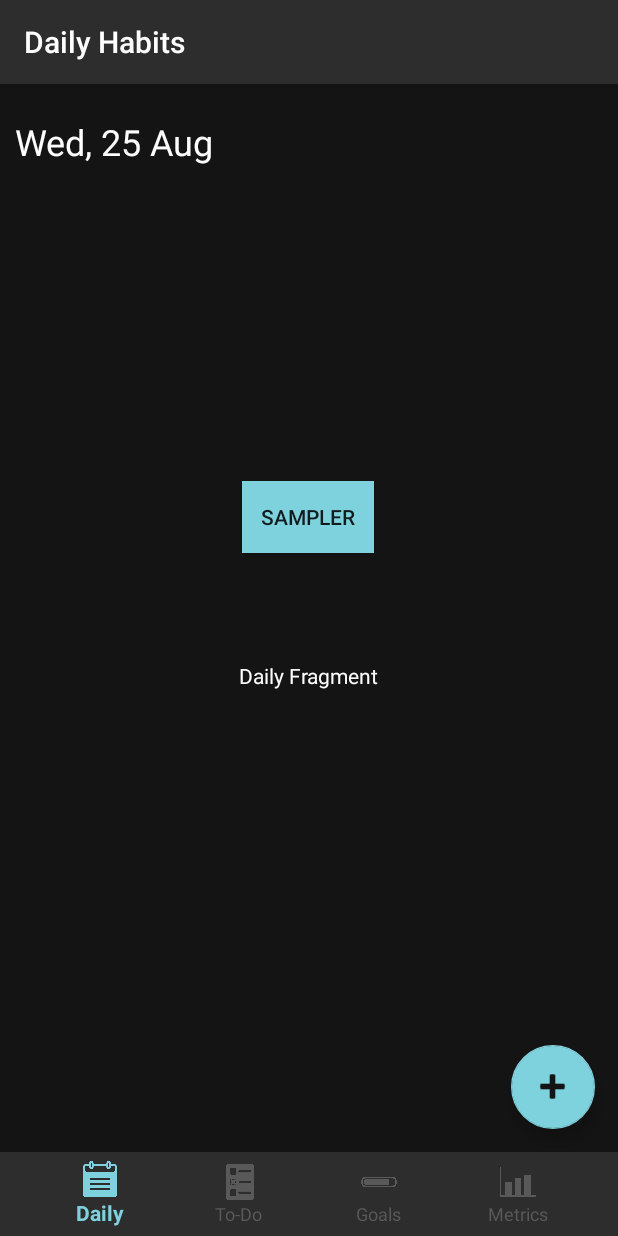
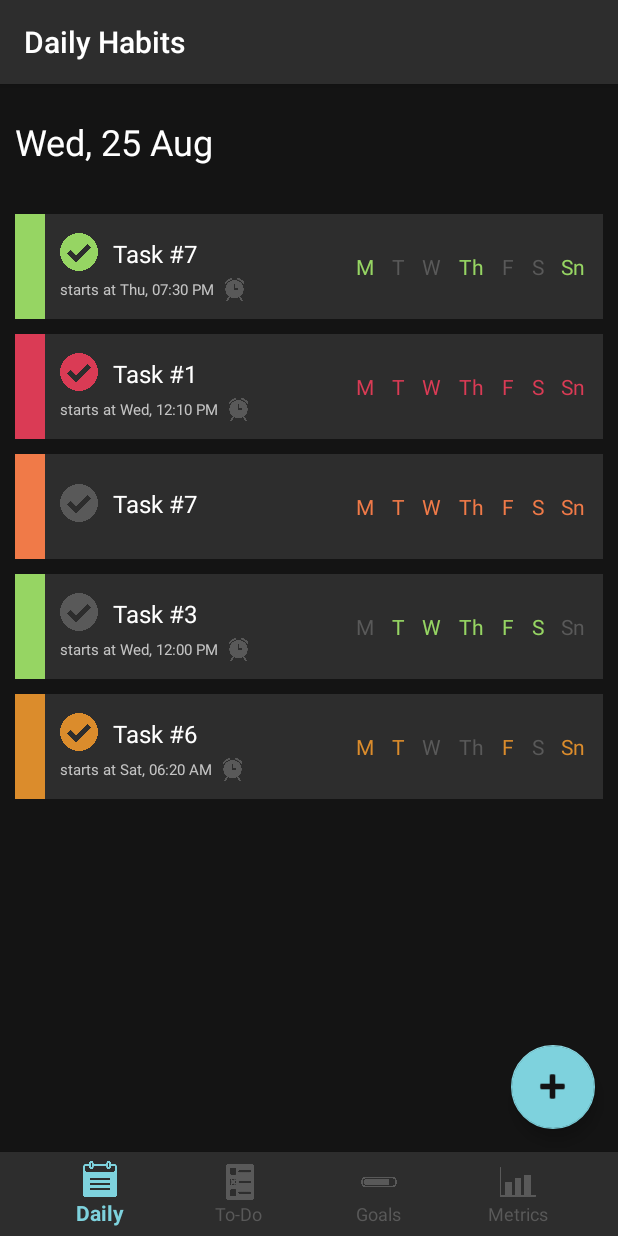
Before and after one commit to AkiPunzalan/MOBDEVE-MCO, an Android app: the screen it shows after launch (MainActivity), on a phone screen of 412 x 824 dp. Run offline under Robolectric (Android 15) with nearby library versions, the phone set to English and light mode, and no system bars; Roboto replaces fonts that are not available here.

Commit message:
daily recyclerview

```diff
--- /dev/null
+++ b/app/src/main/java/com/mobdeve/mco/Adapters/DailyAdapter.java
@@ -0,0 +1,53 @@
+package com.mobdeve.mco.Adapters;
+
+import android.view.LayoutInflater;
+import android.view.View;
+import android.view.ViewGroup;
+
+import androidx.annotation.NonNull;
+import androidx.recyclerview.widget.RecyclerView;
+
+import com.mobdeve.mco.R;
+import com.mobdeve.mco.Task;
+import com.mobdeve.mco.ViewHolders.DailyViewHolder;
+
+import org.jetbrains.annotations.NotNull;
+
+import java.util.ArrayList;
+
+public class DailyAdapter extends RecyclerView.Adapter<DailyViewHolder>{
+
+    private ArrayList<Task.Daily> data;
+
+    public DailyAdapter(ArrayList<Task.Daily> data){
+        this.data = data;
+    }
+
+    @NonNull
+    @NotNull
+    @Override
+    public DailyViewHolder onCreateViewHolder(@NonNull @NotNull ViewGroup parent, int viewType) {
+        LayoutInflater inflater = LayoutInflater.from(parent.getContext());
+        View view = inflater.inflate(R.layout.item_daily, parent, false);
+
+        DailyViewHolder vh = new DailyViewHolder(view);
+
+        return vh;
+    }
+
+    @Override
+    public void onBindViewHolder(@NonNull @NotNull DailyViewHolder holder, int position) {
+        String item_color = this.data.get(position).getColor();
+
+        holder.setName(this.data.get(position).getName());
+        holder.setColor(item_color);
+        holder.setCheck(this.data.get(position).getCompleted(), item_color);
+        holder.setTime(this.data.get(position).getNotif());
+        holder.setDaysoftheWeek(this.data.get(position).getDays(), item_color);
+    }
+
+    @Override
+    public int getItemCount() {
+        return this.data.size();
+    }
+}
--- a/app/src/main/java/com/mobdeve/mco/DataHelper.java
+++ b/app/src/main/java/com/mobdeve/mco/DataHelper.java
@@ -1,4 +1,8 @@
 package com.mobdeve.mco;
+
+import android.util.Log;
+
+import androidx.core.content.ContextCompat;
 
 import java.time.LocalDateTime;
 import java.time.Month;
@@ -7,15 +11,15 @@ import java.util.ArrayList;
 public class DataHelper {
 
     //generate arraylist of daily tasks
-    public ArrayList<Task.Daily> initDaily(){
-        ArrayList<Task.Daily> list = new ArrayList<>();
+    public static ArrayList<Task.Daily> initDaily(){
+        ArrayList<Task.Daily> list = new ArrayList<Task.Daily>();
 
         list.add(new Task.Daily(
                 "Task #7",
                 "...",
-                LocalDateTime.of(2021, Month.SEPTEMBER, 2, 19, 30, 0),
+                LocalDateTime.of(2021, Month.AUGUST, 26, 19, 30, 0),
                 true, new boolean[]{true, false, false, true, false, false, true},
-                "#c4c4c4")
+                "#96D563")
         );
 
         list.add(new Task.Daily(
@@ -23,7 +27,7 @@ public class DataHelper {
                 "...",
                 LocalDateTime.of(2021, Month.SEPTEMBER, 29, 12, 10, 0),
                 true, new boolean[]{true, true, true, true, true, true, true},
-                "#42cdc1")
+                "#DA3B55")
         );
 
         list.add(new Task.Daily(
@@ -31,7 +35,7 @@ public class DataHelper {
                 "...",
                 null,
                 false, new boolean[]{true, true, true, true, true, true, true},
-                "#eb6161")
+                "#F07A48")
         );
 
         list.add(new Task.Daily(
@@ -39,7 +43,7 @@ public class DataHelper {
                 "...",
                 LocalDateTime.of(2021, Month.SEPTEMBER, 8, 12, 0, 0),
                 false, new boolean[]{false, true, true, true, true, true, false},
-                "#96d563")
+                "#96D563")
         );
 
         list.add(new Task.Daily(
@@ -47,7 +51,7 @@ public class DataHelper {
                 "...",
                 LocalDateTime.of(2021, Month.SEPTEMBER, 18, 6, 20, 0),
                 true, new boolean[]{true, true, false, false, true, false, true},
-                "#42cdc1")
+                "#DB8C2C")
         );
 
         return list;
@@ -61,7 +65,7 @@ public class DataHelper {
             "...",
             LocalDateTime.of(2021, Month.SEPTEMBER, 18, 6, 20, 0),
             true,
-            "#42cdc1"
+            "#DB8C2C"
         ));
 
         list.add(new Task(
@@ -69,7 +73,7 @@ public class DataHelper {
                 "...",
                 LocalDateTime.of(2021, Month.SEPTEMBER, 10, 12, 20, 0),
                 true,
-                "#96d563"
+                "#4A29E0"
         ));
 
         list.add(new Task(
@@ -77,7 +81,7 @@ public class DataHelper {
                 "...",
                 LocalDateTime.of(2021, Month.SEPTEMBER, 11, 13, 0, 0),
                 true,
-                "#42cdc1"
+                "#96D563"
         ));
 
         return list;
@@ -91,7 +95,7 @@ public class DataHelper {
                 "...",
                 LocalDateTime.of(2021, Month.SEPTEMBER, 11, 13, 0, 0),
                 true, 70,
-                "#42cdc1"
+                "#96D563"
         ));
 
         list.add(new Task.Goal(
@@ -99,7 +103,7 @@ public class DataHelper {
                 "...",
                 LocalDateTime.of(2021, Month.SEPTEMBER, 2, 19, 30, 0),
                 true, 50,
-                "#c4c4c4")
+               "#42CDC1")
         );
 
         list.add(new Task.Goal(
@@ -107,7 +111,7 @@ public class DataHelper {
                 "...",
                 LocalDateTime.of(2021, Month.SEPTEMBER, 29, 12, 10, 0),
                 true, 80,
-                "#42cdc1")
+                "#DA3B55")
         );
 
         list.add(new Task.Goal(
@@ -115,7 +119,7 @@ public class DataHelper {
                 "...",
                 null,
                 false, 30,
-                "#eb6161")
+                "#42CDC1")
         );
 
         list.add(new Task.Goal(
@@ -123,7 +127,7 @@ public class DataHelper {
                 "...",
                 LocalDateTime.of(2021, Month.SEPTEMBER, 8, 12, 0, 0),
                 false, 20,
-                "#96d563")
+               "#4A29E0")
         );
 
         return list;
--- a/app/src/main/java/com/mobdeve/mco/Fragments/DailyFragment.java
+++ b/app/src/main/java/com/mobdeve/mco/Fragments/DailyFragment.java
@@ -2,13 +2,22 @@ package com.mobdeve.mco.Fragments;
 
 import android.os.Bundle;
 import androidx.fragment.app.Fragment;
+import androidx.recyclerview.widget.LinearLayoutManager;
+import androidx.recyclerview.widget.RecyclerView;
+
+import android.util.Log;
 import android.view.LayoutInflater;
 import android.view.View;
 import android.view.ViewGroup;
 import android.widget.Button;
 import android.widget.Toast;
 
+import com.mobdeve.mco.Adapters.DailyAdapter;
+import com.mobdeve.mco.DataHelper;
 import com.mobdeve.mco.R;
+import com.mobdeve.mco.Task;
+
+import java.util.ArrayList;
 
 /**
  * A simple {@link Fragment} subclass.
@@ -17,6 +26,11 @@ import com.mobdeve.mco.R;
  *
  */
 public class DailyFragment extends Fragment {
+
+    private DataHelper dataHelper = new DataHelper();
+
+    private RecyclerView rvDaily;
+    private ArrayList<Task.Daily> daily_list;
 
     // TODO: Rename parameter arguments, choose names that match
     // the fragment initialization parameters, e.g. ARG_ITEM_NUMBER
@@ -64,14 +78,20 @@ public class DailyFragment extends Fragment {
         // Inflate the layout for this fragment
         View v = inflater.inflate(R.layout.fragment_daily, container, false);
 
-        Button tester = v.findViewById(R.id.tester);
-        tester.setOnClickListener(new View.OnClickListener() {
-            @Override
-            public void onClick(View v) {
-                Toast.makeText(getActivity(), "TESTING", Toast.LENGTH_SHORT).show();
-            }
-        });
+        daily_list = dataHelper.initDaily();
+        initRecyclerview(v);
+
+        Log.v("color mismatch", daily_list.get(0).getColor() + " post generation");
 
         return v;
     }
+
+    private void initRecyclerview(View v){
+        rvDaily = v.findViewById(R.id.rv_daily);
+
+        rvDaily.setLayoutManager(new LinearLayoutManager(getActivity(), LinearLayoutManager.VERTICAL, false));
+
+        daily_list = dataHelper.initDaily();
+        this.rvDaily.setAdapter(new DailyAdapter(this.daily_list));
+    }
 }
--- a/app/src/main/java/com/mobdeve/mco/Task.java
+++ b/app/src/main/java/com/mobdeve/mco/Task.java
@@ -1,6 +1,8 @@
 package com.mobdeve.mco;
 
 import android.graphics.Color;
+
+import androidx.annotation.ColorInt;
 
 import java.time.LocalDateTime;
 import java.util.Date;
@@ -8,7 +10,7 @@ import java.util.Date;
 public class Task {
     String name, desc;
     Boolean completed;
-    int color;
+    String color;
 
     //TODO: implement notification
     LocalDateTime nextnotif;
@@ -18,7 +20,7 @@ public class Task {
         this.desc = desc;
         this.nextnotif = notif;
         this.completed = completed;
-        this.color = Color.parseColor(color);
+        this.color = color;
     }
 
     public String getName() {
@@ -33,11 +35,11 @@ public class Task {
         return nextnotif;
     }
 
-    public Boolean getCompleted() {
+    public boolean getCompleted() {
         return completed;
     }
 
-    public int getColor() {
+    public String getColor() {
         return color;
     }
 
@@ -49,15 +51,23 @@ public class Task {
             super(name, desc, notif, completed, color);
             this.days = days;
         }
+
+        public boolean[] getDays(){
+            return days;
+        }
     }
 
     public static class Goal extends Task{
         int completion;
-        LocalDateTime startdate, enddate;
+        LocalDateTime enddate;
 
         public Goal(String name, String desc, LocalDateTime notif, boolean completed, int completion, String color) {
             super(name, desc, notif, completed, color);
             this.completion = completion;
         }
+
+        public int getCompletion(){
+            return completion;
+        }
     }
 }
--- /dev/null
+++ b/app/src/main/java/com/mobdeve/mco/ViewHolders/DailyViewHolder.java
@@ -0,0 +1,91 @@
+package com.mobdeve.mco.ViewHolders;
+
+import android.annotation.SuppressLint;
+import android.content.res.ColorStateList;
+import android.graphics.Color;
+import android.util.Log;
+import android.view.View;
+import android.widget.ImageView;
+import android.widget.TextView;
+
+import androidx.annotation.ColorInt;
+import androidx.annotation.MainThread;
+import androidx.annotation.NonNull;
+import androidx.core.widget.ImageViewCompat;
+import androidx.recyclerview.widget.RecyclerView;
+
+import com.mobdeve.mco.R;
+
+import org.jetbrains.annotations.NotNull;
+
+import java.time.LocalDateTime;
+import java.time.format.DateTimeFormatter;
+
+public class DailyViewHolder extends RecyclerView.ViewHolder{
+
+    ImageView ivColor, ivCheck, ivAlarm;
+    TextView tvName, tvTime;
+    TextView tvMon, tvTue, tvWed, tvThu, tvFri, tvSat, tvSun;
+
+    public DailyViewHolder(@NonNull @NotNull View itemView) {
+        super(itemView);
+
+        ivColor = itemView.findViewById(R.id.iv_daily_color);
+        ivCheck = itemView.findViewById(R.id.iv_daily_check);
+        ivAlarm = itemView.findViewById(R.id.iv_daily_alarm);
+
+        tvName = itemView.findViewById(R.id.tv_daily_name);
+        tvTime = itemView.findViewById(R.id.tv_daily_time);
+
+        tvMon = itemView.findViewById(R.id.tv_daily_mon);
+        tvTue = itemView.findViewById(R.id.tv_daily_tue);
+        tvWed = itemView.findViewById(R.id.tv_daily_wed);
+        tvThu = itemView.findViewById(R.id.tv_daily_thu);
+        tvFri = itemView.findViewById(R.id.tv_daily_fri);
+        tvSat = itemView.findViewById(R.id.tv_daily_sat);
+        tvSun = itemView.findViewById(R.id.tv_daily_sun);
+    }
+
+    public void setColor(String color){
+        ImageViewCompat.setImageTintList(ivColor, ColorStateList.valueOf(Color.parseColor(color)));
+    }
+
+    public void setName(String name){
+        tvName.setText(name);
+    }
+
+    public void setTime(LocalDateTime time){
+        String formatedtime;
+        LocalDateTime today = LocalDateTime.now();
+
+        if(time == null){
+            ivAlarm.setVisibility(View.GONE);
+            tvTime.setVisibility(View.GONE);
+        }
+        else if(!(today.getYear() == time.getYear() && today.getMonth() == time.getMonth() && today.getDayOfMonth() == time.getDayOfMonth())){
+            formatedtime = "starts at " + time.format(DateTimeFormatter.ofPattern("EE, hh:mm a"));
+            tvTime.setText(formatedtime);
+        } else {
+            formatedtime = "starts at " + time.format(DateTimeFormatter.ofPattern("hh:mm a"));
+            tvTime.setText(formatedtime);
+        }
+    }
+
+    @SuppressLint("ResourceAsColor")
+    public void setCheck(boolean complete, String color){
+
+        if(complete)
+            ImageViewCompat.setImageTintList(ivCheck, ColorStateList.valueOf(Color.parseColor(color)));
+    }
+
+    public void setDaysoftheWeek(boolean[] days, String color){
+
+        if(days[0]) tvMon.setTextColor(Color.parseColor(color));
+        if(days[1]) tvTue.setTextColor(Color.parseColor(color));
+        if(days[2]) tvWed.setTextColor(Color.parseColor(color));
+        if(days[3]) tvThu.setTextColor(Color.parseColor(color));
+        if(days[4]) tvFri.setTextColor(Color.parseColor(color));
+        if(days[5]) tvSat.setTextColor(Color.parseColor(color));
+        if(days[6]) tvSun.setTextColor(Color.parseColor(color));
+    }
+}
--- /dev/null
+++ b/app/src/main/res/drawable/task_color.xml
@@ -0,0 +1,5 @@
+<?xml version="1.0" encoding="utf-8"?>
+<shape xmlns:android="http://schemas.android.com/apk/res/android"
+    android:shape="rectangle">
+    <solid android:color="@color/white" />
+</shape>
--- a/app/src/main/res/layout/fragment_daily.xml
+++ b/app/src/main/res/layout/fragment_daily.xml
@@ -8,27 +8,25 @@
     android:background="@color/black_primary"
     tools:context=".Fragments.DailyFragment">
 
-    <TextView
-        android:id="@+id/tv_temp1"
-        android:layout_width="wrap_content"
-        android:layout_height="wrap_content"
-        android:text="Daily Fragment"
-        android:textColor="@color/white"
+<!--    <Button-->
+<!--        android:id="@+id/tester"-->
+<!--        android:layout_width="wrap_content"-->
+<!--        android:layout_height="wrap_content"-->
+<!--        android:background="@color/teal_accent"-->
+<!--        android:text="sampler"-->
+<!--        app:layout_constraintEnd_toEndOf="parent"-->
+<!--        app:layout_constraintHorizontal_bias="0.498"-->
+<!--        app:layout_constraintStart_toStartOf="parent"-->
+<!--        app:layout_constraintTop_toTopOf="parent" />-->
+
+
+    <androidx.recyclerview.widget.RecyclerView
+        android:id="@+id/rv_daily"
+        android:layout_width="0dp"
+        android:layout_height="0dp"
+        android:padding="10dp"
         app:layout_constraintBottom_toBottomOf="parent"
         app:layout_constraintEnd_toEndOf="parent"
         app:layout_constraintStart_toStartOf="parent"
         app:layout_constraintTop_toTopOf="parent" />
-
-    <Button
-        android:id="@+id/tester"
-        android:layout_width="wrap_content"
-        android:layout_height="wrap_content"
-        android:layout_marginBottom="72dp"
-        android:background="@color/teal_accent"
-        android:text="sampler"
-        app:layout_constraintBottom_toTopOf="@+id/tv_temp1"
-        app:layout_constraintEnd_toEndOf="parent"
-        app:layout_constraintHorizontal_bias="0.498"
-        app:layout_constraintStart_toStartOf="parent" />
-
 </androidx.constraintlayout.widget.ConstraintLayout>
--- /dev/null
+++ b/app/src/main/res/layout/item_daily.xml
@@ -0,0 +1,165 @@
+<?xml version="1.0" encoding="utf-8"?>
+<androidx.constraintlayout.widget.ConstraintLayout xmlns:android="http://schemas.android.com/apk/res/android"
+    xmlns:app="http://schemas.android.com/apk/res-auto"
+    xmlns:tools="http://schemas.android.com/tools"
+    android:layout_width="match_parent"
+    android:layout_height="70dp"
+    android:layout_marginBottom="10dp"
+    android:background="@color/black_secondary">
+
+    <ImageView
+        android:id="@+id/iv_daily_color"
+        android:layout_width="20dp"
+        android:layout_height="0dp"
+        app:layout_constraintBottom_toBottomOf="parent"
+        app:layout_constraintStart_toStartOf="parent"
+        app:layout_constraintTop_toTopOf="parent"
+        app:srcCompat="@drawable/task_color"
+        app:tint="@color/grey_highlight" />
+
+    <TextView
+        android:id="@+id/tv_daily_name"
+        android:layout_width="0dp"
+        android:layout_height="wrap_content"
+        android:layout_marginStart="10dp"
+        android:maxWidth="100dp"
+        android:text="Habit name"
+        android:textColor="@color/white"
+        android:textSize="16sp"
+        app:layout_constraintBottom_toBottomOf="parent"
+        app:layout_constraintEnd_toStartOf="@+id/gl_daily"
+        app:layout_constraintHorizontal_bias="0.0"
+        app:layout_constraintStart_toEndOf="@+id/iv_daily_check"
+        app:layout_constraintTop_toTopOf="@+id/iv_daily_check"
+        app:layout_constraintVertical_bias="0.076" />
+
+    <ImageView
+        android:id="@+id/iv_daily_check"
+        android:layout_width="25dp"
+        android:layout_height="wrap_content"
+        android:layout_marginStart="10dp"
+        android:layout_marginBottom="5dp"
+        android:adjustViewBounds="true"
+        app:layout_constraintBottom_toTopOf="@+id/tv_daily_time"
+        app:layout_constraintStart_toEndOf="@+id/iv_daily_color"
+        app:layout_constraintTop_toTopOf="parent"
+        app:layout_constraintVertical_chainStyle="packed"
+        app:srcCompat="@drawable/check" />
+
+    <TextView
+        android:id="@+id/tv_daily_time"
+        android:layout_width="wrap_content"
+        android:layout_height="wrap_content"
+        android:layout_marginStart="10dp"
+        android:text="Time"
+        android:textColor="@color/grey_highlight"
+        android:textSize="10sp"
+        android:visibility="visible"
+        app:layout_constraintBottom_toBottomOf="parent"
+        app:layout_constraintStart_toEndOf="@+id/iv_daily_color"
+        app:layout_constraintTop_toBottomOf="@+id/iv_daily_check"
+        app:layout_constraintVertical_bias="0.4" />
+
+    <ImageView
+        android:id="@+id/iv_daily_alarm"
+        android:layout_width="15dp"
+        android:layout_height="wrap_content"
+        android:layout_marginStart="5dp"
+        android:adjustViewBounds="true"
+        app:layout_constraintBottom_toBottomOf="@+id/tv_daily_time"
+        app:layout_constraintStart_toEndOf="@+id/tv_daily_time"
+        app:layout_constraintTop_toTopOf="@+id/tv_daily_time"
+        app:srcCompat="@drawable/alarm" />
+
+    <androidx.constraintlayout.widget.Guideline
+        android:id="@+id/gl_daily"
+        android:layout_width="wrap_content"
+        android:layout_height="wrap_content"
+        android:orientation="vertical"
+        app:layout_constraintGuide_begin="207dp"
+        app:layout_constraintGuide_percent=".55" />
+
+    <TextView
+        android:id="@+id/tv_daily_mon"
+        android:layout_width="wrap_content"
+        android:layout_height="wrap_content"
+        android:text="M"
+        android:textColor="@color/grey"
+        app:layout_constraintBottom_toBottomOf="parent"
+        app:layout_constraintEnd_toStartOf="@+id/tv_daily_tue"
+        app:layout_constraintHorizontal_bias="0.5"
+        app:layout_constraintStart_toEndOf="@+id/tv_daily_name"
+        app:layout_constraintTop_toTopOf="parent" />
+
+    <TextView
+        android:id="@+id/tv_daily_tue"
+        android:layout_width="wrap_content"
+        android:layout_height="wrap_content"
+        android:text="T"
+        android:textColor="@color/grey"
+        app:layout_constraintBottom_toBottomOf="parent"
+        app:layout_constraintEnd_toStartOf="@+id/tv_daily_wed"
+        app:layout_constraintHorizontal_bias="0.5"
+        app:layout_constraintStart_toEndOf="@+id/tv_daily_mon"
+        app:layout_constraintTop_toTopOf="parent" />
+
+    <TextView
+        android:id="@+id/tv_daily_wed"
+        android:layout_width="wrap_content"
+        android:layout_height="wrap_content"
+        android:text="W"
+        android:textColor="@color/grey"
+        app:layout_constraintBottom_toBottomOf="parent"
+        app:layout_constraintEnd_toStartOf="@+id/tv_daily_thu"
+        app:layout_constraintHorizontal_bias="0.5"
+        app:layout_constraintStart_toEndOf="@+id/tv_daily_tue"
+        app:layout_constraintTop_toTopOf="parent" />
+
+    <TextView
+        android:id="@+id/tv_daily_thu"
+        android:layout_width="wrap_content"
+        android:layout_height="wrap_content"
+        android:text="Th"
+        android:textColor="@color/grey"
+        app:layout_constraintBottom_toBottomOf="parent"
+        app:layout_constraintEnd_toStartOf="@+id/tv_daily_fri"
+        app:layout_constraintHorizontal_bias="0.5"
+        app:layout_constraintStart_toEndOf="@+id/tv_daily_wed"
+        app:layout_constraintTop_toTopOf="parent" />
+
+    <TextView
+        android:id="@+id/tv_daily_fri"
+        android:layout_width="wrap_content"
+        android:layout_height="wrap_content"
+        android:text="F"
+        android:textColor="@color/grey"
+        app:layout_constraintBottom_toBottomOf="parent"
+        app:layout_constraintEnd_toStartOf="@+id/tv_daily_sat"
+        app:layout_constraintHorizontal_bias="0.5"
+        app:layout_constraintStart_toEndOf="@+id/tv_daily_thu"
+        app:layout_constraintTop_toTopOf="parent" />
+
+    <TextView
+        android:id="@+id/tv_daily_sat"
+        android:layout_width="wrap_content"
+        android:layout_height="wrap_content"
+        android:text="S"
+        android:textColor="@color/grey"
+        app:layout_constraintBottom_toBottomOf="parent"
+        app:layout_constraintEnd_toStartOf="@+id/tv_daily_sun"
+        app:layout_constraintHorizontal_bias="0.5"
+        app:layout_constraintStart_toEndOf="@+id/tv_daily_fri"
+        app:layout_constraintTop_toTopOf="parent" />
+
+    <TextView
+        android:id="@+id/tv_daily_sun"
+        android:layout_width="wrap_content"
+        android:layout_height="wrap_content"
+        android:text="Sn"
+        android:textColor="@color/grey"
+        app:layout_constraintBottom_toBottomOf="parent"
+        app:layout_constraintEnd_toEndOf="parent"
+        app:layout_constraintHorizontal_bias="0.5"
+        app:layout_constraintStart_toEndOf="@+id/tv_daily_sat"
+        app:layout_constraintTop_toTopOf="parent" />
+</androidx.constraintlayout.widget.ConstraintLayout>
--- a/app/src/main/res/values/colors.xml
+++ b/app/src/main/res/values/colors.xml
@@ -16,4 +16,11 @@
 
     <color name="teal_accent">#7ED2DD</color>
     <color name="teal_secondary">#759FA5</color>
+
+    <color name="task_red">#DA3B55</color>
+    <color name="task_orange">#F07A48</color>
+    <color name="task_gold">#DB8C2C</color>
+    <color name="task_green">#96D563</color>
+    <color name="task_teal">#42CDC1</color>
+    <color name="task_purple">#4A29E0</color>
 </resources>
```
